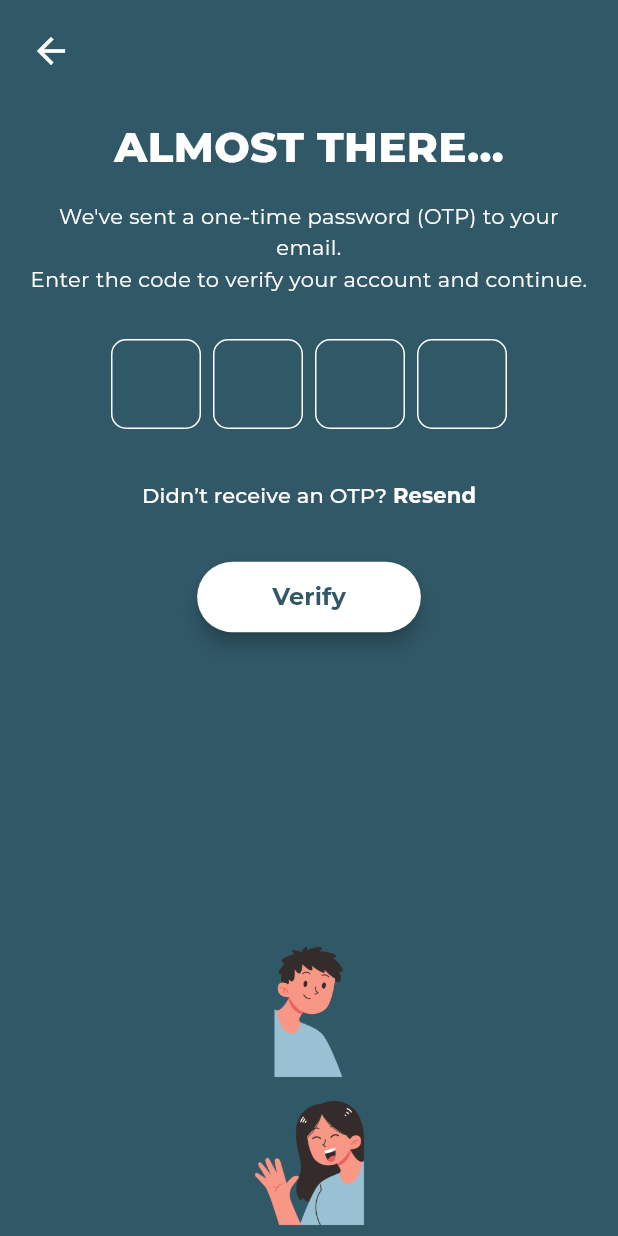
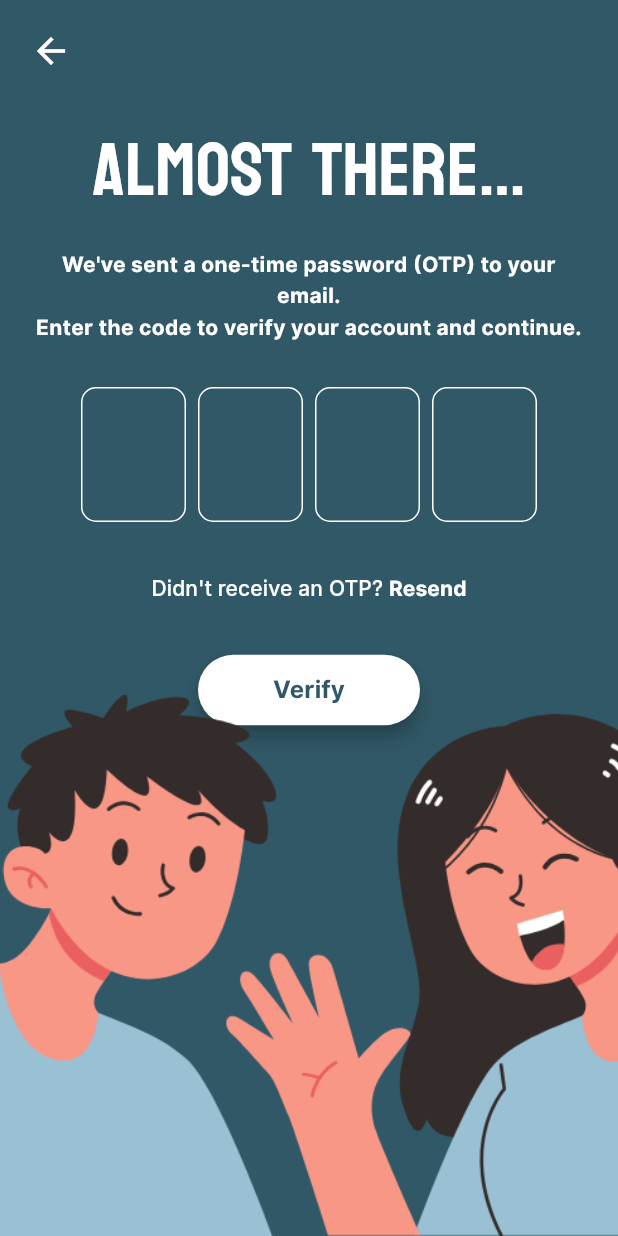
Before and after one commit to tyrelcruz/Dengue-Hotspot-Mapping, a Flutter app: the OTPScreen screen opened by its route, on a phone screen of 412 x 824 dp. Run offline on Flutter 3.47's test engine with Material 3 defaults, Android fonts, the phone set to English and light mode, and no system bars; drawn by our look-alikes of pinput; our stand-ins replace cached_network_image, flutter_map, flutter_screenutil, flutter_svg, latlong2; project files that could hold a hidden picture were left out.

Commit message:
Overflow Fix

```diff
--- a/buzzmap/lib/pages/otp_screen.dart
+++ b/buzzmap/lib/pages/otp_screen.dart
@@ -1,5 +1,4 @@
 import 'package:flutter/material.dart';
-import 'package:google_fonts/google_fonts.dart';
 import 'package:pinput/pinput.dart';
 
 void main() {
@@ -11,12 +10,21 @@ void main() {
 
 class OTPScreen extends StatelessWidget {
   const OTPScreen({super.key});
+
   @override
   Widget build(BuildContext context) {
+    // Adjust these values to change character sizes
+    const double character1Size = 420; // Left character size
+    const double character2Size = 420; // Right character size
+
     return Scaffold(
-      backgroundColor: Color(0xFF315867), // Background color
+      backgroundColor: const Color(0xFF315867),
+      resizeToAvoidBottomInset: false,
       body: SafeArea(
-        child: Padding(
+        child: Stack(
+          children: [
+            // Main content (non-scrollable)
+            Padding(
               padding: const EdgeInsets.symmetric(horizontal: 20),
               child: Column(
                 crossAxisAlignment: CrossAxisAlignment.center,
@@ -25,41 +33,46 @@ class OTPScreen extends StatelessWidget {
                   // Back Button
                   Align(
                     alignment: Alignment.centerLeft,
-                child: Icon(Icons.arrow_back, color: Colors.white, size: 28),
+                    child: InkWell(
+                      onTap: () => Navigator.pop(context),
+                      child: const Icon(Icons.arrow_back,
+                          color: Colors.white, size: 28),
+                    ),
                   ),
                   SizedBox(height: 30),
-
                   // Title
                   Text(
                     "ALMOST THERE...",
-                style: GoogleFonts.montserrat(
-                  fontSize: 28,
-                  fontWeight: FontWeight.w800,
+                    style: TextStyle(
+                      fontFamily: 'Koulen',
+                      fontSize: 50,
+                      fontWeight: FontWeight.w400,
                       color: Colors.white,
                     ),
                   ),
                   SizedBox(height: 15),
-
                   // Subtitle
                   Text(
                     "We've sent a one-time password (OTP) to your email.\n"
                     "Enter the code to verify your account and continue.",
                     textAlign: TextAlign.center,
-                style: GoogleFonts.montserrat(
+                    style: TextStyle(
+                      fontFamily: 'Inter',
                       fontSize: 14,
+                      fontWeight: FontWeight.w700,
                       color: Colors.white,
                       height: 1.5,
                     ),
                   ),
                   SizedBox(height: 30),
-
                   // OTP Input
                   Pinput(
                     length: 4,
                     defaultPinTheme: PinTheme(
-                  width: 60,
-                  height: 60,
-                  textStyle: GoogleFonts.montserrat(
+                      width: 70,
+                      height: 90,
+                      textStyle: const TextStyle(
+                        fontFamily: 'Inter',
                         fontSize: 24,
                         fontWeight: FontWeight.bold,
                         color: Colors.white,
@@ -73,21 +86,22 @@ class OTPScreen extends StatelessWidget {
                     onCompleted: (pin) => print("Entered OTP: $pin"),
                   ),
                   SizedBox(height: 20),
-
                   // Resend OTP
                   TextButton(
                     onPressed: () {},
-                child: Text.rich(
+                    child: const Text.rich(
                       TextSpan(
-                    text: "Didn’t receive an OTP? ",
-                    style: GoogleFonts.montserrat(
+                        text: "Didn't receive an OTP? ",
+                        style: TextStyle(
+                          fontFamily: 'Inter',
                           fontSize: 14,
                           color: Colors.white,
                         ),
                         children: [
                           TextSpan(
                             text: "Resend",
-                        style: GoogleFonts.montserrat(
+                            style: TextStyle(
+                              fontFamily: 'Inter',
                               fontSize: 14,
                               fontWeight: FontWeight.bold,
                             ),
@@ -97,41 +111,64 @@ class OTPScreen extends StatelessWidget {
                     ),
                   ),
                   SizedBox(height: 20),
-
                   // Verify Button
                   ElevatedButton(
                     style: ElevatedButton.styleFrom(
                       backgroundColor: Colors.white,
-                  padding: EdgeInsets.symmetric(horizontal: 50, vertical: 12),
+                      padding: const EdgeInsets.symmetric(
+                          horizontal: 50, vertical: 12),
                       shape: RoundedRectangleBorder(
                         borderRadius: BorderRadius.circular(30),
                       ),
                       elevation: 5,
                     ),
                     onPressed: () {},
-                child: Text(
+                    child: const Text(
                       "Verify",
-                  style: GoogleFonts.montserrat(
+                      style: TextStyle(
+                        fontFamily: 'Inter',
                         fontSize: 16,
                         fontWeight: FontWeight.bold,
                         color: Color(0xFF315867),
                       ),
                     ),
                   ),
-              Spacer(),
+                ],
+              ),
+            ),
 
-              // Illustration
-              Image.asset(
-                'assets/images/otp_character.png', // Add this image in assets
+            // Bottom-left character (fixed position)
+            Positioned(
+              left: -120,
+              bottom: -30,
+              child: IgnorePointer(
+                child: SizedBox(
+                  width: character1Size,
+                  height: character1Size,
+                  child: Image.asset(
+                    'assets/images/otp_character.png',
+                    fit: BoxFit.cover,
+                  ),
+                ),
+              ),
+            ),
 
-                height: 100,
+            // Bottom-right character (fixed position)
+            Positioned(
+              right: -100,
+              bottom: -30,
+              child: IgnorePointer(
+                child: SizedBox(
+                  width: character2Size,
+                  height: character2Size,
+                  child: Image.asset(
+                    'assets/images/otp_character1.png',
+                    fit: BoxFit.cover,
                   ),
-              Image.asset(
-                'assets/images/otp_character1.png', // Add this image in assets
-                height: 100,
+                ),
+              ),
             ),
           ],
-          ),
         ),
       ),
     );
```
Also changed, not shown: buzzmap/lib/pages/register_screen.dart (+76 -55 lines), 8 other files. Lines whose indentation alone changed are shown as unchanged.
